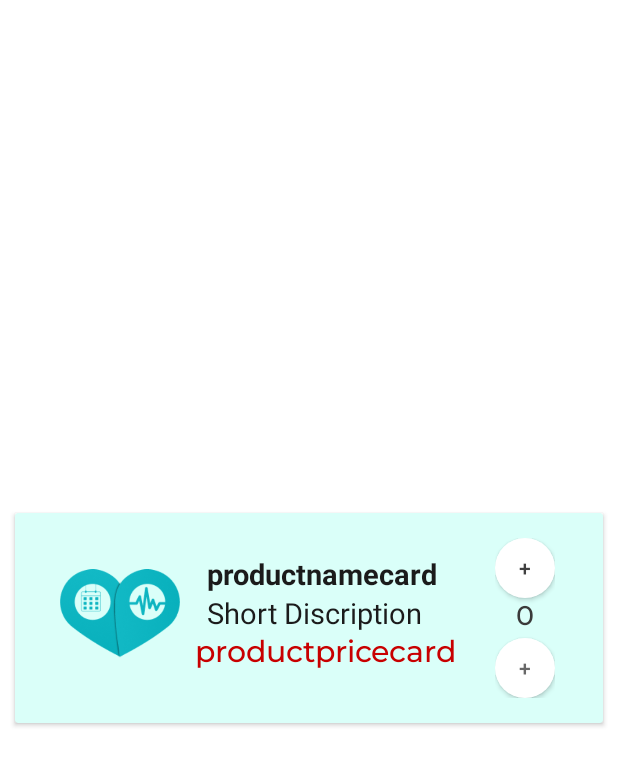
After one commit to IsaacRajab/3elaj, an Android app: the layout product_card_cart.xml on its own in the app's theme, with its tools: preview values and no code run, on a phone screen of 412 x 824 dp. The commit adds this screen. Shown: the top 766 px of the screen. Run offline under Robolectric (Android 15) with nearby library versions, the phone set to English and light mode, and no system bars.

Commit message:
New Update

```diff
--- /dev/null
+++ b/app/src/main/res/drawable/radis.xml
@@ -0,0 +1,7 @@
+<?xml version="1.0" encoding="utf-8"?>
+<shape xmlns:android="http://schemas.android.com/apk/res/android"
+    android:shape="rectangle" android:padding="0dp">
+    <!-- you can use any color you want I used here gray color-->
+    <solid android:color="#ABABAB"/>
+    <corners android:radius="60dp"/>
+</shape>
--- /dev/null
+++ b/app/src/main/res/layout/product_card_cart.xml
@@ -0,0 +1,113 @@
+<?xml version="1.0" encoding="utf-8"?>
+<androidx.cardview.widget.CardView xmlns:android="http://schemas.android.com/apk/res/android"
+    xmlns:app="http://schemas.android.com/apk/res-auto"
+    xmlns:tools="http://schemas.android.com/tools"
+    android:layout_width="match_parent"
+    android:layout_height="140dp"
+    android:layout_gravity="center"
+    android:layout_margin="10dp"
+    app:cardBackgroundColor="#DAFFF9"
+    >
+
+    <LinearLayout
+        android:layout_width="match_parent"
+        android:layout_height="match_parent"
+        android:orientation="horizontal"
+        android:layout_marginHorizontal="20dp"
+
+        >
+
+        <ImageView
+            android:id="@+id/productImg"
+            android:layout_width="80dp"
+            android:layout_height="80dp"
+            android:layout_gravity="center"
+            android:layout_marginHorizontal="10dp"
+            android:src="@drawable/logo" />
+
+        <LinearLayout
+            android:layout_width="200dp"
+            android:layout_height="wrap_content"
+            android:orientation="vertical"
+            android:layout_marginTop="27dp"
+            >
+            <TextView
+                android:id="@+id/productName"
+                android:layout_width="match_parent"
+                android:layout_height="wrap_content"
+                android:text="@string/productnamecard"
+                android:textSize="19sp"
+                android:paddingLeft="8dp"
+                android:textStyle="bold"
+                android:textColor="#1B1B1B"
+                />
+
+            <TextView
+                android:id="@+id/shortDiscription"
+                android:layout_width="match_parent"
+                android:layout_height="wrap_content"
+                android:text="Short Discription"
+                android:layout_gravity="center"
+                android:textSize="19sp"
+                android:paddingLeft="8dp"
+                android:textColor="#1B1B1B"
+                />
+
+            <TextView
+                android:id="@+id/productPrice"
+                android:layout_width="match_parent"
+                android:layout_height="wrap_content"
+                android:fontFamily="@font/montserrat_medium"
+                android:text="@string/productpricecard"
+                android:textColor="#C80000"
+                android:textSize="20sp"
+
+                />
+        </LinearLayout>
+
+        <LinearLayout
+            android:layout_width="wrap_content"
+            android:layout_height="wrap_content"
+            android:orientation="vertical"
+            android:layout_marginVertical="15dp"
+            android:layout_gravity="center"
+            >
+            <Button
+                android:id="@+id/Increase"
+                android:layout_width="40dp"
+                android:layout_height="40dp"
+                android:textColor="#404040"
+                app:backgroundTint="#FFFFFF"
+                android:background="@drawable/radis"
+                android:text="+"
+
+                />
+            <TextView
+                android:id="@+id/quantityCartCard"
+                android:layout_width="match_parent"
+                android:layout_height="wrap_content"
+                android:fontFamily="@font/montserrat_medium"
+                android:text="0"
+                android:textAlignment="center"
+                android:textColor="#3A3A3A"
+                android:textSize="18sp"
+
+                />
+            <Button
+                android:id="@+id/decrease"
+                android:layout_width="40dp"
+                android:layout_height="40dp"
+                android:textColor="#686868"
+                app:backgroundTint="#FFFFFF"
+                android:background="@drawable/radis"
+                android:text="+"
+
+                />
+
+        </LinearLayout>
+
+
+
+    </LinearLayout>
+
+</androidx.cardview.widget.CardView>
```
Also changed, not shown: app/src/main/java/com/example/a3elaj/Cart.java (+3 -5 lines), app/src/main/java/com/example/a3elaj/CartAdapter.java (added, +15 -0 lines), app/src/main/java/com/example/a3elaj/Product.java (deleted, +0 -39 lines), app/src/main/java/com/example/a3elaj/ProductPage.java (+13 -3 lines), app/src/main/java/com/example/a3elaj/RecyclerItemClickListener.java (deleted, +0 -53 lines), app/src/main/java/com/example/a3elaj/RecyclerViewAdapter.java (deleted, +0 -75 lines).
